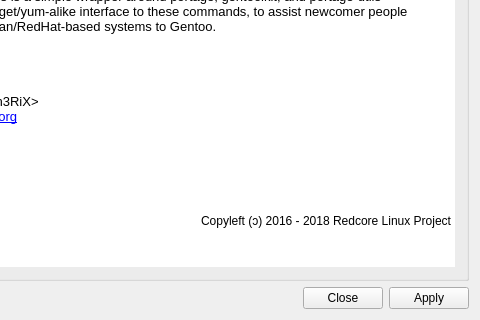
First picture: the form in src/frontend/gui/ui/sisyphus-config.ui, repository redcorelinux/sisyphus, before the edit; both pictures show x 160 to 640 and y 160 to 480 of the 640 by 480 pixel window.
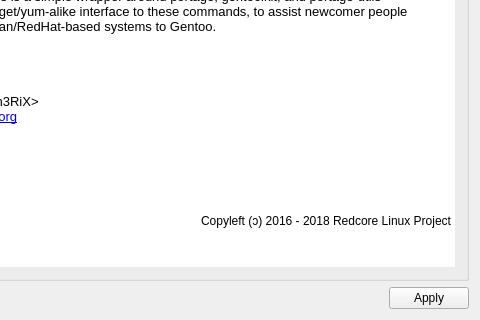
Second picture: the form after the edit. Icons and pictures are not drawn.

Commit message: drop redundant close button, since config is applied instantly, use pressed/released signals to close the config window

The edit to the form file:
```diff
--- a/src/frontend/gui/ui/sisyphus-config.ui
+++ b/src/frontend/gui/ui/sisyphus-config.ui
@@ -104,17 +104,6 @@
         </property>
        </spacer>
       </item>
-      <item>
-       <widget class="QPushButton" name="closeButton">
-        <property name="text">
-         <string>Close</string>
-        </property>
-        <property name="icon">
-         <iconset theme="dialog-close">
-          <normaloff>.</normaloff>.</iconset>
-        </property>
-       </widget>
-      </item>
       <item>
        <widget class="QPushButton" name="applyButton">
         <property name="text">
```
The commit also changes 1 other file.
